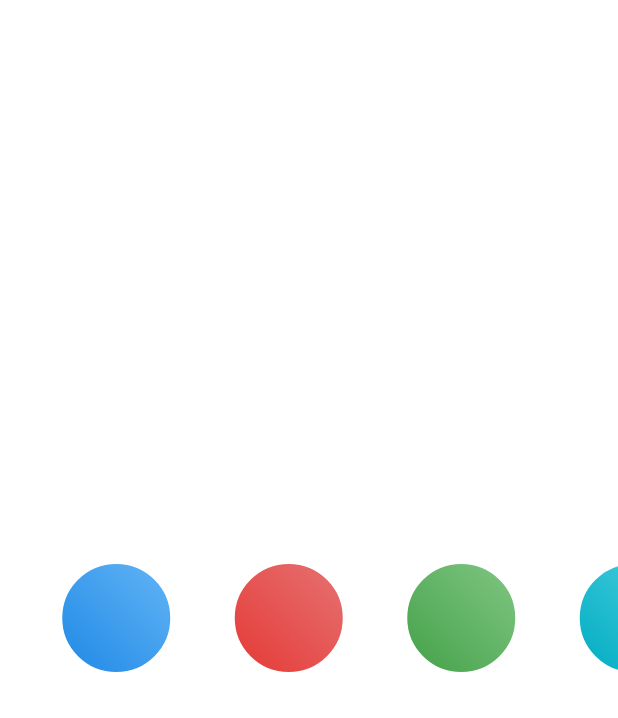
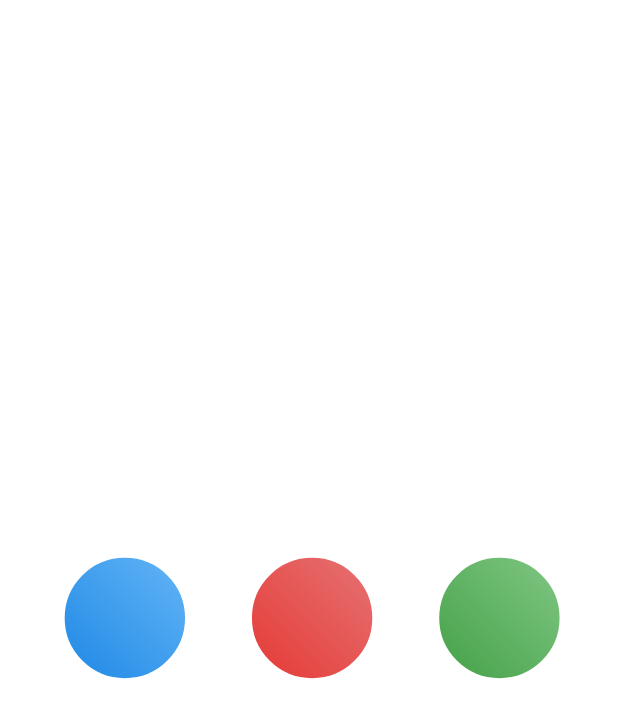
Before and after one commit to SurrealShock/flutter_animations, a Flutter app: the screen it shows after launch, on a phone screen of 412 x 824 dp. Shown: the top 718 px of the screen. Run offline on Flutter 3.47's test engine with Material 2 defaults, Android fonts, the phone set to English and light mode, and no system bars.

```diff
--- a/lib/main.dart
+++ b/lib/main.dart
@@ -23,9 +23,12 @@ class _MyHomePageState extends State<MyHomePage> with TickerProviderStateMixin {
   List<Animation> animateWidth = [];
   List<Animation> animateHeight = [];
   List<Animation> borderRadius = [];
+  PageController pageController;
   List<List<Color>> colors = [];
+  double width;
+  double height;
   List<Color> backgroundColor = [Colors.white, Colors.white];
-  var i = 0;
+  var i = 1;
 
   @override
   void initState() {
@@ -45,34 +48,6 @@ class _MyHomePageState extends State<MyHomePage> with TickerProviderStateMixin {
     for (var i = 0; i < 10; i++) {
       controller.add(AnimationController(
           vsync: this, duration: Duration(milliseconds: 750)));
-    }
-    super.initState();
-  }
-
-  @override
-  Widget build(BuildContext context) {
-    double width = MediaQuery.of(context).size.width;
-    double height = MediaQuery.of(context).size.height;
-
-    void _handleAnimation(int index) {
-      i = index;
-      controller[index].forward();
-    }
-
-    // When _handleBackground is called it takes the status of
-    // the animation. If the animation is complete the background
-    // is changed to the animated color, so when a new color begins
-    // to animate it animates over the previous color. White is the
-    // default background.
-    void _handleBackground(status) {
-      if (status == AnimationStatus.completed) {
-        setState(() {
-          // Also reset the previous controller so if it is pressed
-          // again it animates forward rather than not animating.
-          controller[i].reset();
-          backgroundColor = colors[i];
-        });
-      }
     }
 
     for (var i = 0; i < 10; i++) {
@@ -101,7 +76,7 @@ class _MyHomePageState extends State<MyHomePage> with TickerProviderStateMixin {
       // interesting effect.
       animateWidth.add(Tween(
         begin: 0.0,
-        end: height,
+        end: 1000.0,
       ).animate(
           CurvedAnimation(parent: controller[i], curve: Interval(0.0, 1.0)))
         ..addListener(() {
@@ -112,7 +87,7 @@ class _MyHomePageState extends State<MyHomePage> with TickerProviderStateMixin {
       // to edit the animation in the future I can easily modify it here.
       animateHeight.add(Tween(
         begin: 0.0,
-        end: height,
+        end: 1000.0,
       ).animate(
           CurvedAnimation(parent: controller[i], curve: Interval(0.0, 1.0)))
         ..addListener(() {
@@ -120,6 +95,39 @@ class _MyHomePageState extends State<MyHomePage> with TickerProviderStateMixin {
         })
         ..addStatusListener(_handleBackground));
     }
+
+    super.initState();
+  }
+
+  // When _handleBackground is called it takes the status of
+  // the animation. If the animation is complete the background
+  // is changed to the animated color, so when a new color begins
+  // to animate it animates over the previous color. White is the
+  // default background.
+
+  void _handleBackground(status) {
+    if (status == AnimationStatus.completed) {
+      print('finished');
+      setState(() {
+        // Also reset the previous controller so if it is pressed
+        // again it animates forward rather than not animating.
+        controller[i].reset();
+        backgroundColor = colors[i];
+      });
+    }
+  }
+
+  @override
+  Widget build(BuildContext context) {
+    void _handleAnimation(int index) {
+      i = index;
+      controller[index].forward();
+    }
+
+    width = MediaQuery.of(context).size.width;
+    height = MediaQuery.of(context).size.height;
+    pageController = PageController(
+        viewportFraction: 1 / (width / ((width / 9.9 * 2) + (width / 9.9))));
 
     return new Scaffold(
         // The stack allows for displaying items on top of each other
@@ -158,7 +166,7 @@ class _MyHomePageState extends State<MyHomePage> with TickerProviderStateMixin {
           scrollDirection: Axis.horizontal,
           // Create a page controller with a viewport fraction
           // that snaps to each dot. 115 = dot width + padding
-          controller: PageController(viewportFraction: 1 / (width / 115)),
+          controller: pageController,
           // PageScrollPhysics are required for item snapping
           physics: PageScrollPhysics(),
           itemCount: 10,
@@ -170,14 +178,20 @@ class _MyHomePageState extends State<MyHomePage> with TickerProviderStateMixin {
               // happens when one of the dots are pressed
               child: GestureDetector(
                 onTap: () {
+                  print(index);
+                  if (index != 0 && index != 9) {
+                    pageController.animateToPage(index - 1,
+                        curve: Curves.easeInOut,
+                        duration: Duration(milliseconds: 750));
+                  }
                   _handleAnimation(index);
                 },
                 child: Padding(
                   // Space out the dots such they are not touching
-                  padding: const EdgeInsets.only(left: 40.0),
+                  padding: EdgeInsets.only(left: width / 9.9),
                   child: Container(
                     decoration: BoxDecoration(
-						border: Border.all(color: Colors.white, width: 1.5),
+                      border: Border.all(color: Colors.white, width: 1.5),
                       shape: BoxShape.circle,
                       // Gradient that starts at the bottom left
                       // and ends at the top right
@@ -187,8 +201,8 @@ class _MyHomePageState extends State<MyHomePage> with TickerProviderStateMixin {
                           colors: colors[index]),
                     ),
                     // Define the dimensions of the color dots
-                    width: 75.0,
-                    height: 75.0,
+                    width: width / 9.9 * 2,
+                    height: width / 9.9 * 2,
                   ),
                 ),
               ),
```
